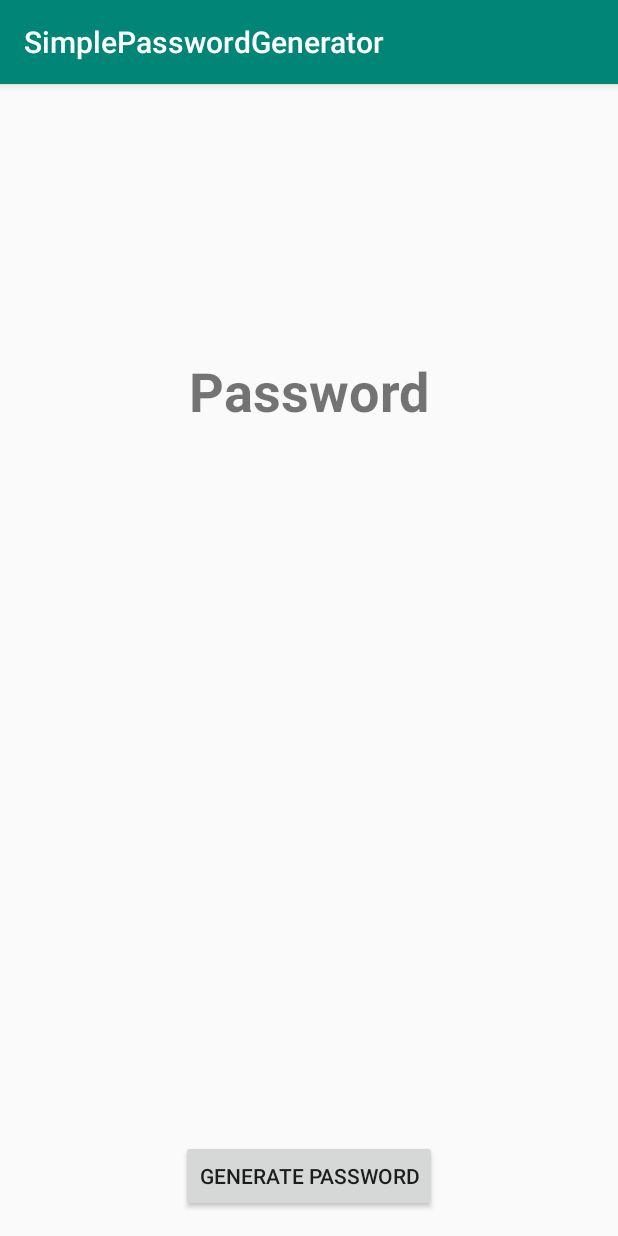
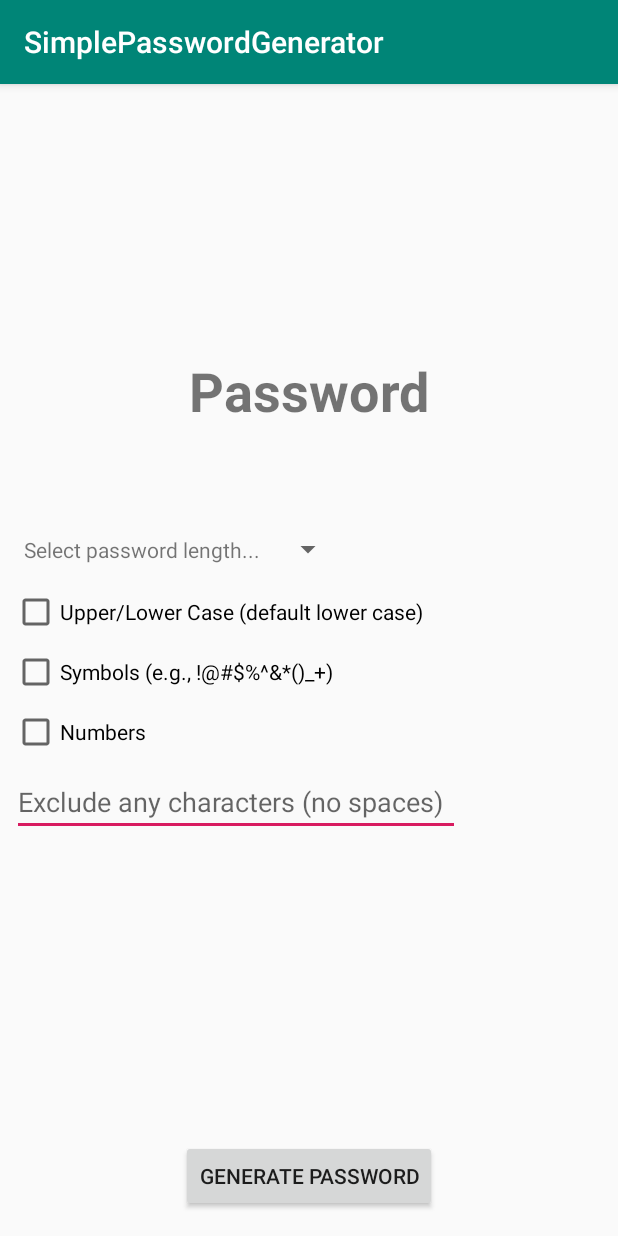
Before and after one commit to kmnthecoder/SimplePasswordGenerator, an Android app: the screen it shows after launch (MainActivity), on a phone screen of 412 x 824 dp. Run offline under Robolectric (Android 15) with nearby library versions, the phone set to English and light mode, and no system bars.

Commit message:
- add checkboxes for options - add spinner for password length **spinner look subject to change** - add edittext for excluding any characters

```diff
--- a/app/src/main/java/com/lotex/android/simplepasswordgenerator/MainActivity.java
+++ b/app/src/main/java/com/lotex/android/simplepasswordgenerator/MainActivity.java
@@ -1,21 +1,44 @@
 package com.lotex.android.simplepasswordgenerator;
 
+import androidx.annotation.NonNull;
+import androidx.annotation.Nullable;
 import androidx.appcompat.app.AppCompatActivity;
 
 import android.content.ClipData;
 import android.content.ClipboardManager;
+import android.graphics.Color;
 import android.os.Bundle;
+import android.util.Log;
 import android.view.View;
+import android.view.ViewGroup;
+import android.widget.AdapterView;
+import android.widget.ArrayAdapter;
 import android.widget.Button;
+import android.widget.CheckBox;
+import android.widget.Spinner;
 import android.widget.TextView;
 import android.widget.Toast;
 
+import org.w3c.dom.Text;
+
+import java.io.Console;
+import java.lang.reflect.Array;
+import java.util.ArrayList;
+
 public class MainActivity extends AppCompatActivity {
+
+    private static final String LOG_TAG = "MainActivity";
 
     private Button mGenerateButton;
     private TextView mTextPassword;
     private ClipboardManager mClipboard;
     private ClipData mClip;
+    private Spinner numSpinner;
+
+    // CheckBox variables
+    private CheckBox mUpperLower;
+    private CheckBox mSymbols;
+    private CheckBox mNumbers;
 
     @Override
     protected void onCreate(Bundle savedInstanceState) {
@@ -25,6 +48,7 @@ public class MainActivity extends AppCompatActivity {
         // Assigning views to variables
         mGenerateButton = findViewById(R.id.button_generate);
         mTextPassword = findViewById(R.id.text_password);
+        numSpinner = findViewById(R.id.spinner_passwordlength);
 
         // Set on click listener for generate password button
         mGenerateButton.setOnClickListener(new View.OnClickListener() {
@@ -52,5 +76,59 @@ public class MainActivity extends AppCompatActivity {
             }
         });
 
+        // Set up spinner
+
+        // Initialize spinner array
+        ArrayList<String> spinnerOptions = new ArrayList<>();
+        spinnerOptions.add("Select password length...");
+
+        for (int i = 4; i <= 16; i++) {
+            spinnerOptions.add(String.valueOf(i));
+            //Log.d(LOG_TAG, "position " + (i-4) + " in spinnerOptions contains: " + spinnerOptions.get(i-4));
+        }
+
+        final ArrayAdapter<String> spinnerArrayAdapter = new ArrayAdapter<String>(this, R.layout.spinner_item, spinnerOptions) {
+
+            @Override
+            public boolean isEnabled(int position) {
+                return position != 0;
+            }
+
+            @Override
+            public View getDropDownView(int position, @Nullable View convertView, @NonNull ViewGroup parent) {
+                View view = super.getDropDownView(position, convertView, parent);
+                TextView tv = (TextView) view;
+                if(position == 0) {
+                    tv.setTextColor(Color.GRAY);
+                } else {
+                    tv.setTextColor(Color.BLACK);
+                }
+                return view;
+            }
+        };
+
+        spinnerArrayAdapter.setDropDownViewResource(R.layout.spinner_item);
+        numSpinner.setAdapter(spinnerArrayAdapter);
+
+        numSpinner.setOnItemSelectedListener(new AdapterView.OnItemSelectedListener() {
+            @Override
+            public void onItemSelected(AdapterView<?> parent, View view, int position, long id) {
+                String selectedItemText = (String) parent.getItemAtPosition(position);
+
+                // If user change the default selection
+                // First item is disable and it is used for hint
+                if(position > 0){
+                    // Notify the selected item text
+                    Toast.makeText(getApplicationContext(), "Selected : " + selectedItemText, Toast.LENGTH_SHORT).show();
+                    ((TextView) view).setTextColor(Color.BLACK); //Change selected text color
+                }
+            }
+
+            @Override
+            public void onNothingSelected(AdapterView<?> parent) {
+
+            }
+        });
+
     }
 }
--- a/app/src/main/res/layout/activity_main.xml
+++ b/app/src/main/res/layout/activity_main.xml
@@ -32,5 +32,65 @@
         app:layout_constraintEnd_toEndOf="parent"
         app:layout_constraintStart_toStartOf="parent" />
 
+    <CheckBox
+        android:id="@+id/checkBox_upperlower"
+        android:layout_width="wrap_content"
+        android:layout_height="wrap_content"
+        android:layout_marginStart="8dp"
+        android:layout_marginLeft="8dp"
+        android:layout_marginTop="8dp"
+        android:text="@string/checkBox_upperlower_text"
+        app:layout_constraintStart_toStartOf="parent"
+        app:layout_constraintTop_toBottomOf="@+id/spinner_passwordlength" />
+
+    <CheckBox
+        android:id="@+id/checkBox_symbols"
+        android:layout_width="wrap_content"
+        android:layout_height="wrap_content"
+        android:layout_marginStart="8dp"
+        android:layout_marginLeft="8dp"
+        android:layout_marginTop="8dp"
+        android:text="@string/checkBox_symbols_text"
+        app:layout_constraintBottom_toBottomOf="parent"
+        app:layout_constraintStart_toStartOf="parent"
+        app:layout_constraintTop_toBottomOf="@+id/checkBox_upperlower"
+        app:layout_constraintVertical_bias="0.0" />
+
+    <CheckBox
+        android:id="@+id/checkBox_numbers"
+        android:layout_width="wrap_content"
+        android:layout_height="wrap_content"
+        android:layout_marginStart="8dp"
+        android:layout_marginLeft="8dp"
+        android:layout_marginTop="8dp"
+        android:text="@string/checkBox_numbers_text"
+        app:layout_constraintStart_toStartOf="parent"
+        app:layout_constraintTop_toBottomOf="@+id/checkBox_symbols" />
+
+    <EditText
+        android:id="@+id/editText_exclude"
+        android:layout_width="wrap_content"
+        android:layout_height="wrap_content"
+        android:layout_marginStart="8dp"
+        android:layout_marginLeft="8dp"
+        android:layout_marginTop="8dp"
+        android:ems="14"
+        android:hint="@string/editText_exclude_text"
+        android:importantForAutofill="no"
+        android:inputType="textPersonName"
+        app:layout_constraintStart_toStartOf="parent"
+        app:layout_constraintTop_toBottomOf="@+id/checkBox_numbers" />
+
+    <Spinner
+        android:id="@+id/spinner_passwordlength"
+        android:layout_width="wrap_content"
+        android:layout_height="wrap_content"
+        android:layout_marginStart="8dp"
+        android:layout_marginLeft="8dp"
+        android:layout_marginTop="64dp"
+        android:spinnerMode="dropdown"
+        app:layout_constraintStart_toStartOf="parent"
+        app:layout_constraintTop_toBottomOf="@+id/text_password" />
+
 
 </androidx.constraintlayout.widget.ConstraintLayout>
--- /dev/null
+++ b/app/src/main/res/layout/spinner_item.xml
@@ -0,0 +1,8 @@
+<?xml version="1.0" encoding="utf-8"?>
+<TextView xmlns:android="http://schemas.android.com/apk/res/android"
+    android:layout_width="match_parent"
+    android:layout_height="wrap_content"
+    android:padding="8dp"
+    android:textStyle="normal">
+
+</TextView>
--- a/app/src/main/res/values/strings.xml
+++ b/app/src/main/res/values/strings.xml
@@ -2,4 +2,8 @@
     <string name="app_name">SimplePasswordGenerator</string>
     <string name="placeholder_password">Password</string>
     <string name="generate_password_text">Generate Password</string>
+    <string name="checkBox_symbols_text"><![CDATA[Symbols (e.g., !@#$%^&*()_+)]]></string>
+    <string name="checkBox_upperlower_text">Upper/Lower Case (default lower case)</string>
+    <string name="checkBox_numbers_text">Numbers</string>
+    <string name="editText_exclude_text">Exclude any characters (no spaces)</string>
 </resources>
```
